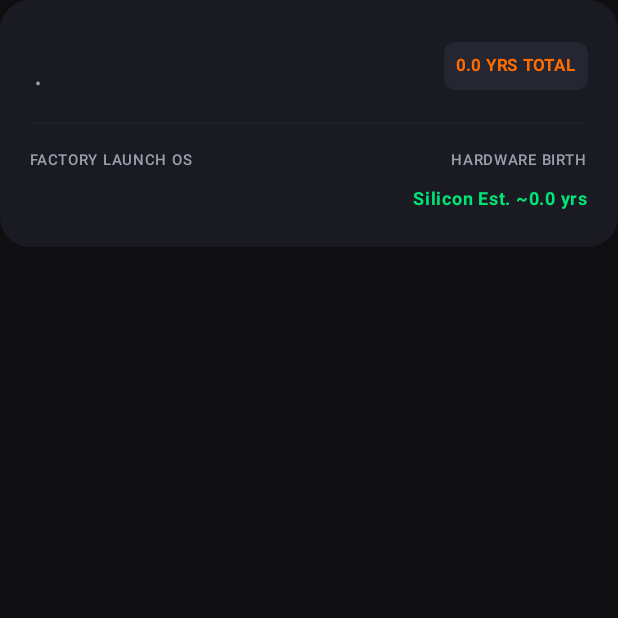
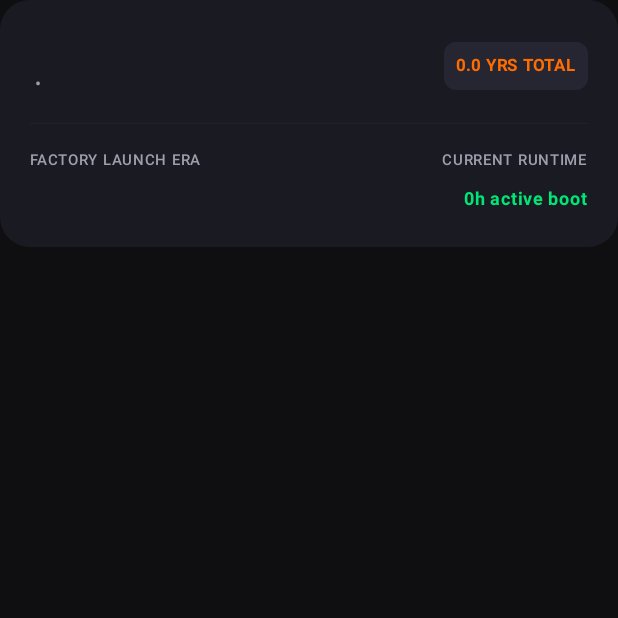
Before and after one commit to manuelmania93-svg/BatteryFox, an Android app built with Jetpack Compose: the composable DeviceIdentityCard called with empty values, on a phone screen of 412 x 824 dp, the top half of it. Run offline under Robolectric (Android 15) with nearby library versions, the light colour scheme and no system bars; 1 statement that could not run was skipped.

Commit message:
feat(telemetry): extract Android 14 FIRST_USAGE_DATE and Linux kernel uptime hours

```diff
--- a/app/src/main/java/com/batteryfox/app/presentation/ui/components/DeviceIdentityCard.kt
+++ b/app/src/main/java/com/batteryfox/app/presentation/ui/components/DeviceIdentityCard.kt
@@ -19,6 +19,8 @@ fun DeviceIdentityCard(
     customOs: String,
     firstAndroidVersion: String,
     yearsActive: Float,
+    firstUsageDate: String?,
+    uptimeHours: Long,
     modifier: Modifier = Modifier
 ) {
     Card(
@@ -27,6 +29,7 @@ fun DeviceIdentityCard(
         colors = CardDefaults.cardColors(containerColor = FoxSurface)
     ) {
         Column(modifier = Modifier.padding(20.dp)) {
+            // Header Row: Device Name + Total Years Badge
             Row(
                 modifier = Modifier.fillMaxWidth(),
                 horizontalArrangement = Arrangement.SpaceBetween,
@@ -66,19 +69,22 @@ fun DeviceIdentityCard(
             HorizontalDivider(color = FoxSurfaceVariant, thickness = 0.5.dp)
             Spacer(modifier = Modifier.height(12.dp))
 
+            // Grid: Factory Launch Era vs First Usage / Active Hours
             Row(
                 modifier = Modifier.fillMaxWidth(),
                 horizontalArrangement = Arrangement.SpaceBetween
             ) {
-                Column {
-                    Text("FACTORY LAUNCH OS", color = FoxTextSecondary, fontSize = 10.sp, fontWeight = FontWeight.SemiBold)
+                Column(modifier = Modifier.weight(1f)) {
+                    Text("FACTORY LAUNCH ERA", color = FoxTextSecondary, fontSize = 10.sp, fontWeight = FontWeight.SemiBold)
                     Spacer(modifier = Modifier.height(2.dp))
                     Text(firstAndroidVersion, color = FoxTextPrimary, fontSize = 12.sp, fontWeight = FontWeight.Bold)
                 }
-                Column(horizontalAlignment = Alignment.End) {
-                    Text("HARDWARE BIRTH", color = FoxTextSecondary, fontSize = 10.sp, fontWeight = FontWeight.SemiBold)
+                Column(modifier = Modifier.weight(1f), horizontalAlignment = Alignment.End) {
+                    val dateLabel = if (firstUsageDate != null) "FIRST USAGE DATE" else "CURRENT RUNTIME"
+                    val dateValue = firstUsageDate ?: "${uptimeHours}h active boot"
+                    Text(dateLabel, color = FoxTextSecondary, fontSize = 10.sp, fontWeight = FontWeight.SemiBold)
                     Spacer(modifier = Modifier.height(2.dp))
-                    Text("Silicon Est. ~${"%.1f".format(yearsActive)} yrs", color = FoxElectricGreen, fontSize = 12.sp, fontWeight = FontWeight.Bold)
+                    Text(dateValue, color = FoxElectricGreen, fontSize = 12.sp, fontWeight = FontWeight.Bold)
                 }
             }
         }
```
Also changed, not shown: app/src/main/java/com/batteryfox/app/presentation/viewmodel/BatteryViewModel.kt (+17 -1 lines).
